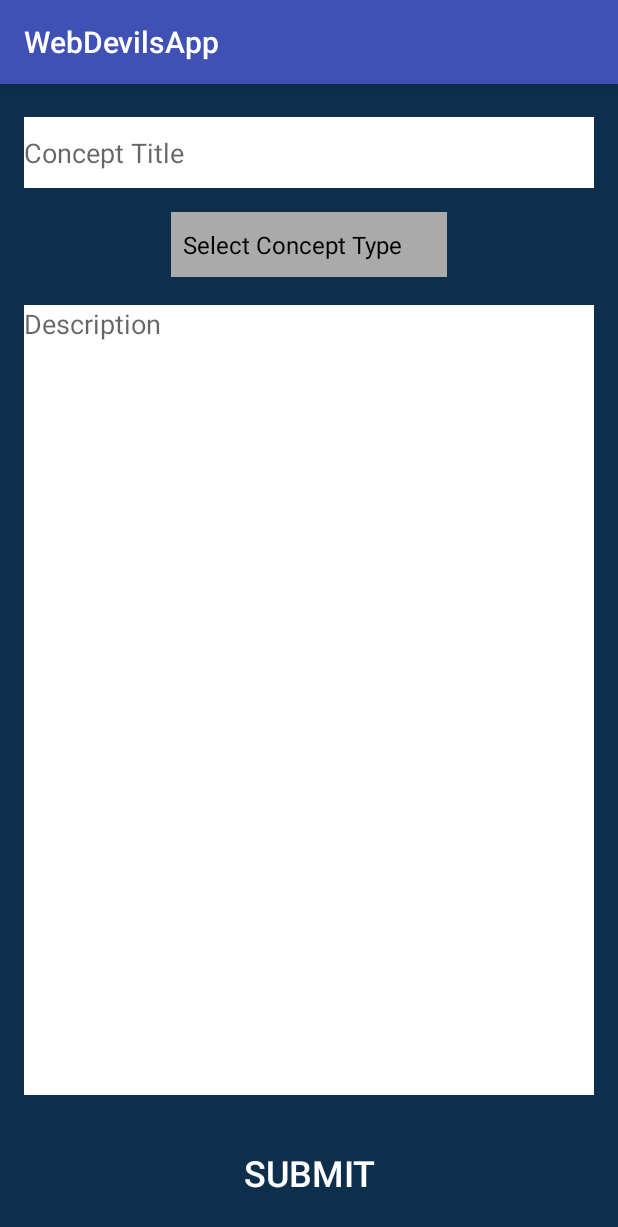
After one commit to cfroke/WebDevilsApp, an Android app: the SubmitConceptActivity screen opened directly, with no data from a screen before it, on a phone screen of 412 x 824 dp. The commit adds this screen. Shown: the top 1227 px of the screen. Run offline under Robolectric (Android 15) with nearby library versions, the phone set to English and light mode, and no system bars.

Commit message:
Added simple concept submit form, added images to landing page buttons, and included welcome message

```diff
--- a/app/build.gradle
+++ b/app/build.gradle
@@ -27,4 +27,6 @@ dependencies {
     compile 'com.android.support:appcompat-v7:25.0.1'
     testCompile 'junit:junit:4.12'
     compile 'com.google.android.gms:play-services-appindexing:8.4.0'
+    compile 'com.android.support:design:25.0.1'
+    compile 'com.android.support.constraint:constraint-layout:1.0.0-beta4'
 }
--- a/app/src/main/AndroidManifest.xml
+++ b/app/src/main/AndroidManifest.xml
@@ -20,6 +20,11 @@
                 <action android:name="android.intent.action.VIEW" />
             </intent-filter>
         </activity>
+        <activity android:name=".SubmitConceptActivity">
+            <intent-filter>
+                <action android:name="android.intent.action.VIEW" />
+            </intent-filter>
+        </activity>
     </application>
 
 </manifest>
--- a/app/src/main/java/webdevils/webdevilsapp/LandingActvity.java
+++ b/app/src/main/java/webdevils/webdevilsapp/LandingActvity.java
@@ -1,5 +1,6 @@
 package webdevils.webdevilsapp;
 
+import android.content.Intent;
 import android.os.Bundle;
 import android.support.v7.app.AppCompatActivity;
 import android.widget.Button;
@@ -13,6 +14,11 @@ public class LandingActvity extends AppCompatActivity {
     protected void onCreate(Bundle savedInstanceState) {
         super.onCreate(savedInstanceState);
         setContentView(R.layout.activity_landing);
+        //passes username from login to display on banner Welcome
+        Intent p = getIntent();
+        final String name = p.getStringExtra("userName");
+        setTitle("Welcome " + name);
+        //buttons to use for navigation
         Button myConceptButton = (Button) findViewById(R.id.buttonMy);
         Button featureConceptButton = (Button) findViewById(R.id.buttonFeatured);
         Button feedbackButton = (Button) findViewById(R.id.buttonFeedback);
--- a/app/src/main/java/webdevils/webdevilsapp/LoginActivity.java
+++ b/app/src/main/java/webdevils/webdevilsapp/LoginActivity.java
@@ -44,6 +44,7 @@ public class LoginActivity extends AppCompatActivity {
                                 }
                             });
                     Intent i = new Intent(getApplicationContext(), LandingActvity.class);
+                    i.putExtra("userName", uName); //sending username to landing page
                     startActivity(i);
 
                 }else{
--- /dev/null
+++ b/app/src/main/java/webdevils/webdevilsapp/SubmitConceptActivity.java
@@ -0,0 +1,34 @@
+package webdevils.webdevilsapp;
+
+import android.support.v7.app.AppCompatActivity;
+import android.os.Bundle;
+import android.view.View;
+import android.widget.ArrayAdapter;
+import android.widget.Button;
+import android.widget.EditText;
+import android.widget.Spinner;
+
+public class SubmitConceptActivity extends AppCompatActivity {
+
+    @Override
+    protected void onCreate(Bundle savedInstanceState) {
+        super.onCreate(savedInstanceState);
+        setContentView(R.layout.activity_submit_concept);
+        Spinner dropdown = (Spinner)findViewById(R.id.spinnerType);
+        String[] items = new String[]{"Select Concept Type", "Product", "Service"};
+        ArrayAdapter<String> adapter = new ArrayAdapter<String>(this,
+                android.R.layout.simple_spinner_dropdown_item, items);
+        dropdown.setAdapter(adapter);
+
+        //Setup for creating variables on concept form
+        Button submit = (Button) findViewById(R.id.buttonSubmit);
+        submit.setOnClickListener(new View.OnClickListener() {
+            public void onClick(View v) {
+                EditText title = (EditText) findViewById(R.id.titleText);
+                EditText description = (EditText) findViewById(R.id.descriptionText);
+                String conceptTitle = title.getText().toString();
+                String conceptDesc = description.getText().toString();
+            }
+        });
+    }
+}
--- /dev/null
+++ b/app/src/main/res/layout/activity_submit_concept.xml
@@ -0,0 +1,86 @@
+<?xml version="1.0" encoding="utf-8"?>
+<android.support.constraint.ConstraintLayout xmlns:android="http://schemas.android.com/apk/res/android"
+    xmlns:app="http://schemas.android.com/apk/res-auto"
+    xmlns:tools="http://schemas.android.com/tools"
+    android:id="@+id/activity_submit_concept"
+    android:layout_width="match_parent"
+    android:layout_height="match_parent"
+    android:paddingBottom="@dimen/activity_vertical_margin"
+    android:paddingLeft="@dimen/activity_horizontal_margin"
+    android:paddingRight="@dimen/activity_horizontal_margin"
+    android:paddingTop="@dimen/activity_vertical_margin"
+    android:background="#0d2f4c"
+    tools:context="webdevils.webdevilsapp.SubmitConceptActivity">
+
+    <Button
+        android:text="Submit"
+        android:id="@+id/buttonSubmit"
+        android:textAlignment="center"
+        android:layout_height="wrap_content"
+        android:layout_width="wrap_content"
+        style="@style/Widget.AppCompat.Button.Borderless"
+        android:textColor="#ffffff"
+        android:textSize="24sp"
+        tools:layout_constraintRight_creator="1"
+        tools:layout_constraintBottom_creator="1"
+        app:layout_constraintBottom_toBottomOf="parent"
+        app:layout_constraintRight_toRightOf="parent"
+        tools:layout_constraintLeft_creator="1"
+        app:layout_constraintLeft_toLeftOf="parent" />
+
+    <EditText
+        android:layout_width="0dp"
+        android:layout_height="0dp"
+        android:inputType="text"
+        android:ems="10"
+        android:id="@+id/titleText"
+        android:layout_alignParentTop="true"
+        android:hint="Concept Title"
+        android:layout_alignParentEnd="true"
+        android:background="@android:color/white"
+        android:layout_alignParentStart="true"
+        tools:layout_constraintTop_creator="1"
+        tools:layout_constraintRight_creator="1"
+        tools:layout_constraintBottom_creator="1"
+        app:layout_constraintBottom_toTopOf="@+id/spinnerType"
+        app:layout_constraintRight_toRightOf="parent"
+        android:layout_marginTop="6dp"
+        tools:layout_constraintLeft_creator="1"
+        android:layout_marginBottom="16dp"
+        app:layout_constraintLeft_toLeftOf="parent"
+        app:layout_constraintTop_toTopOf="parent" />
+
+    <EditText
+        android:layout_width="0dp"
+        android:layout_height="0dp"
+        android:inputType="textMultiLine"
+        android:ems="10"
+        android:id="@+id/descriptionText"
+        android:hint="Description"
+        android:background="@android:color/white"
+        android:gravity="top"
+        tools:layout_constraintTop_creator="1"
+        tools:layout_constraintRight_creator="1"
+        tools:layout_constraintBottom_creator="1"
+        app:layout_constraintBottom_toBottomOf="parent"
+        app:layout_constraintRight_toRightOf="parent"
+        android:layout_marginTop="78dp"
+        app:layout_constraintTop_toBottomOf="@+id/titleText"
+        tools:layout_constraintLeft_creator="1"
+        android:layout_marginBottom="78dp"
+        app:layout_constraintLeft_toLeftOf="parent" />
+
+    <Spinner
+        android:layout_width="184dp"
+        android:layout_height="43dp"
+        android:id="@+id/spinnerType"
+        android:background="@android:color/darker_gray"
+        tools:layout_constraintTop_creator="1"
+        tools:layout_constraintRight_creator="1"
+        app:layout_constraintRight_toRightOf="parent"
+        android:layout_marginTop="69dp"
+        tools:layout_constraintLeft_creator="1"
+        app:layout_constraintLeft_toLeftOf="parent"
+        app:layout_constraintTop_toTopOf="parent" />
+
+</android.support.constraint.ConstraintLayout>
```
Also changed, not shown: app/src/main/res/layout/activity_landing.xml (+74 -45 lines), app/src/main/res/drawable-mdpi/blueprint_printing_north_port_fl_0.jpg (added), 1 other file.
